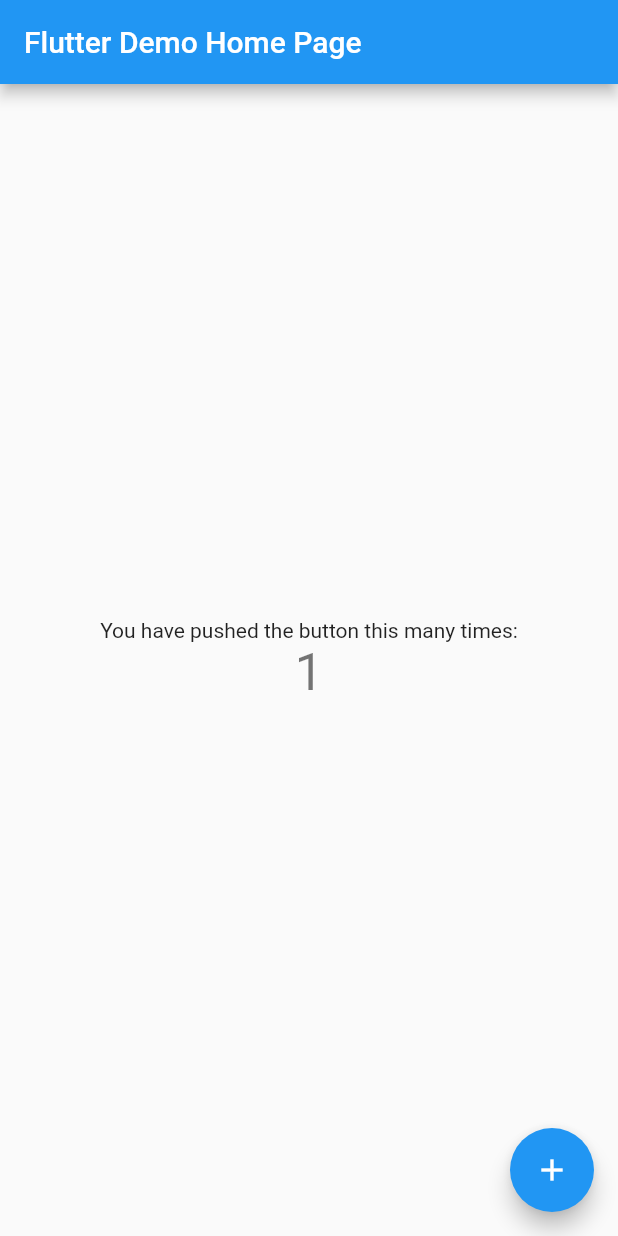
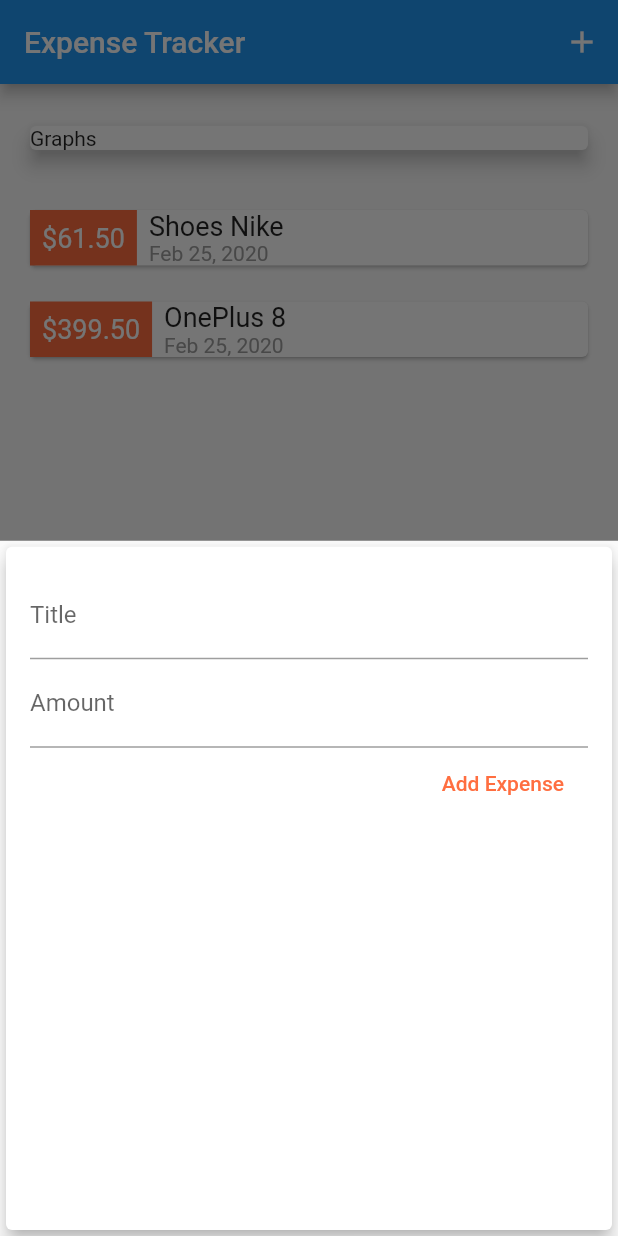
Before and after one commit to yashwp/expense_tracking, a Flutter app: the screen it shows after launch, after a tap on the "add" icon, on a phone screen of 412 x 824 dp. Run offline on Flutter 3.47's test engine with Material 2 defaults, Android fonts, the phone set to English and light mode, and no system bars.

Commit message:
feat: Add transaction widget added in bottom sheet

```diff
--- a/lib/main.dart
+++ b/lib/main.dart
@@ -1,111 +1,86 @@
 import 'package:flutter/material.dart';
+
+import './widgets/transactions_list.dart';
+import './widgets/add_transaction.dart';
+import './models/transaction.dart';
 
 void main() => runApp(MyApp());
 
 class MyApp extends StatelessWidget {
-  // This widget is the root of your application.
   @override
   Widget build(BuildContext context) {
     return MaterialApp(
-      title: 'Flutter Demo',
-      theme: ThemeData(
-        // This is the theme of your application.
-        //
-        // Try running your application with "flutter run". You'll see the
-        // application has a blue toolbar. Then, without quitting the app, try
-        // changing the primarySwatch below to Colors.green and then invoke
-        // "hot reload" (press "r" in the console where you ran "flutter run",
-        // or simply save your changes to "hot reload" in a Flutter IDE).
-        // Notice that the counter didn't reset back to zero; the application
-        // is not restarted.
-        primarySwatch: Colors.blue,
-      ),
-      home: MyHomePage(title: 'Flutter Demo Home Page'),
+      title: 'Flutter App',
+      home: MyHomePage(),
     );
   }
 }
 
 class MyHomePage extends StatefulWidget {
-  MyHomePage({Key key, this.title}) : super(key: key);
-
-  // This widget is the home page of your application. It is stateful, meaning
-  // that it has a State object (defined below) that contains fields that affect
-  // how it looks.
-
-  // This class is the configuration for the state. It holds the values (in this
-  // case the title) provided by the parent (in this case the App widget) and
-  // used by the build method of the State. Fields in a Widget subclass are
-  // always marked "final".
-
-  final String title;
-
   @override
   _MyHomePageState createState() => _MyHomePageState();
 }
 
 class _MyHomePageState extends State<MyHomePage> {
-  int _counter = 0;
+  final List<Transaction> _transactions = [
+    Transaction(
+        id: '1', title: 'Shoes Nike', amount: 61.50, date: DateTime.now()),
+    Transaction(
+        id: '2', title: 'OnePlus 8', amount: 399.50, date: DateTime.now()),
+  ];
+  void _addExpense(String title, double amount) {
+    final newExpense = Transaction(
+        title: title,
+        amount: amount,
+        date: DateTime.now(),
+        id: DateTime.now().toString());
 
-  void _incrementCounter() {
     setState(() {
-      // This call to setState tells the Flutter framework that something has
-      // changed in this State, which causes it to rerun the build method below
-      // so that the display can reflect the updated values. If we changed
-      // _counter without calling setState(), then the build method would not be
-      // called again, and so nothing would appear to happen.
-      _counter++;
+      _transactions.add(newExpense);
     });
+  }
+
+  void _startAddTransaction(BuildContext ctx) {
+    showModalBottomSheet(
+      context: ctx,
+      builder: (bCtx) {
+        return AddTransaction(_addExpense);
+      },
+    );
   }
 
   @override
   Widget build(BuildContext context) {
-    // This method is rerun every time setState is called, for instance as done
-    // by the _incrementCounter method above.
-    //
-    // The Flutter framework has been optimized to make rerunning build methods
-    // fast, so that you can just rebuild anything that needs updating rather
-    // than having to individually change instances of widgets.
     return Scaffold(
+      floatingActionButtonLocation: FloatingActionButtonLocation.centerFloat,
+      floatingActionButton: FloatingActionButton(
+        child: Icon(Icons.add),
+        onPressed: () => _startAddTransaction(context),
+      ),
       appBar: AppBar(
-        // Here we take the value from the MyHomePage object that was created by
-        // the App.build method, and use it to set our appbar title.
-        title: Text(widget.title),
+        title: Text('Expense Tracker'),
+        actions: <Widget>[
+          IconButton(
+            icon: Icon(Icons.add),
+            onPressed: () => _startAddTransaction(context),
+          )
+        ],
       ),
-      body: Center(
-        // Center is a layout widget. It takes a single child and positions it
-        // in the middle of the parent.
+      body: SingleChildScrollView(
         child: Column(
-          // Column is also a layout widget. It takes a list of children and
-          // arranges them vertically. By default, it sizes itself to fit its
-          // children horizontally, and tries to be as tall as its parent.
-          //
-          // Invoke "debug painting" (press "p" in the console, choose the
-          // "Toggle Debug Paint" action from the Flutter Inspector in Android
-          // Studio, or the "Toggle Debug Paint" command in Visual Studio Code)
-          // to see the wireframe for each widget.
-          //
-          // Column has various properties to control how it sizes itself and
-          // how it positions its children. Here we use mainAxisAlignment to
-          // center the children vertically; the main axis here is the vertical
-          // axis because Columns are vertical (the cross axis would be
-          // horizontal).
-          mainAxisAlignment: MainAxisAlignment.center,
           children: <Widget>[
-            Text(
-              'You have pushed the button this many times:',
+            Container(
+              width: double.infinity,
+              margin: EdgeInsets.symmetric(vertical: 24, horizontal: 16),
+              child: Card(
+                child: Text('Graphs'),
+                elevation: 5,
+              ),
             ),
-            Text(
-              '$_counter',
-              style: Theme.of(context).textTheme.display1,
-            ),
+            TransactionList(_transactions),
           ],
         ),
       ),
-      floatingActionButton: FloatingActionButton(
-        onPressed: _incrementCounter,
-        tooltip: 'Increment',
-        child: Icon(Icons.add),
-      ), // This trailing comma makes auto-formatting nicer for build methods.
     );
   }
 }
--- /dev/null
+++ b/lib/models/transaction.dart
@@ -0,0 +1,14 @@
+import 'package:flutter/foundation.dart';
+
+class Transaction {
+  final String id;
+  final String title;
+  final double amount;
+  final DateTime date;
+
+  Transaction(
+      {@required this.id,
+      @required this.title,
+      @required this.amount,
+      @required this.date});
+}
--- /dev/null
+++ b/lib/widgets/add_transaction.dart
@@ -0,0 +1,60 @@
+import 'package:flutter/material.dart';
+
+class AddTransaction extends StatefulWidget {
+  final Function newExpense;
+
+  AddTransaction(this.newExpense);
+
+  @override
+  _AddTransactionState createState() => _AddTransactionState();
+}
+
+class _AddTransactionState extends State<AddTransaction> {
+  final titleController = TextEditingController();
+
+  final amountController = TextEditingController();
+
+  void submitData() {
+    final title = titleController.text;
+    final amount = double.parse(amountController.text);
+
+    if (title.isEmpty || amount <=0 ) {
+      return;
+    }
+    widget.newExpense(title,amount);
+  }
+
+  @override
+  Widget build(BuildContext context) {
+    return Card(
+      elevation: 5,
+      child: Container(
+        padding: EdgeInsets.all(16),
+        child: Column(
+          crossAxisAlignment: CrossAxisAlignment.end,
+          children: <Widget>[
+            TextField(
+              decoration: InputDecoration(
+                labelText: 'Title',
+              ),
+              controller: titleController,
+            ),
+            TextField(
+              decoration: InputDecoration(
+                labelText: 'Amount',
+              ),
+              controller: amountController,
+              keyboardType: TextInputType.number,
+              onSubmitted: (_) => submitData(),
+            ),
+            FlatButton(
+              child: Text('Add Expense'),
+              textColor: Colors.deepOrangeAccent,
+              onPressed: submitData,
+            ),
+          ],
+        ),
+      ),
+    );
+  }
+}
--- /dev/null
+++ b/lib/widgets/transactions_list.dart
@@ -0,0 +1,60 @@
+import 'package:flutter/material.dart';
+import 'package:intl/intl.dart';
+
+import '../models/transaction.dart';
+
+class TransactionList extends StatelessWidget {
+  final List<Transaction> _transactions;
+
+  TransactionList(this._transactions);
+
+  @override
+  Widget build(BuildContext context) {
+    return Container(
+      height: 300,
+      child: ListView.builder(
+        itemBuilder: (ctx, index) {
+          return Container(
+            margin: EdgeInsets.symmetric(vertical: 8, horizontal: 16),
+            child: Card(
+              child: Row(
+                children: <Widget>[
+                  Container(
+                    color: Colors.deepOrangeAccent,
+                    padding: EdgeInsets.all(8),
+                    child: Text(
+                      '\$${_transactions[index].amount.toStringAsFixed(2)}',
+                      style: TextStyle(
+                        fontSize: 18,
+                        color: Colors.white,
+                      ),
+                    ),
+                  ),
+                  Container(
+                    margin: EdgeInsets.only(left: 8),
+                    child: Column(
+                      crossAxisAlignment: CrossAxisAlignment.start,
+                      children: <Widget>[
+                        Text(
+                          _transactions[index].title,
+                          style: TextStyle(fontSize: 18),
+                        ),
+                        Text(
+                          DateFormat.yMMMd().format(_transactions[index].date),
+                          style: TextStyle(
+                            color: Colors.grey,
+                          ),
+                        ),
+                      ],
+                    ),
+                  ),
+                ],
+              ),
+            ),
+          );
+        },
+        itemCount: _transactions.length,
+      ),
+    );
+  }
+}
--- a/pubspec.yaml
+++ b/pubspec.yaml
@@ -19,6 +19,7 @@ environment:
 dependencies:
   flutter:
     sdk: flutter
+  intl: ^0.15.8
 
   # The following adds the Cupertino Icons font to your application.
   # Use with the CupertinoIcons class for iOS style icons.
```
Also changed, not shown: pubspec.lock.
